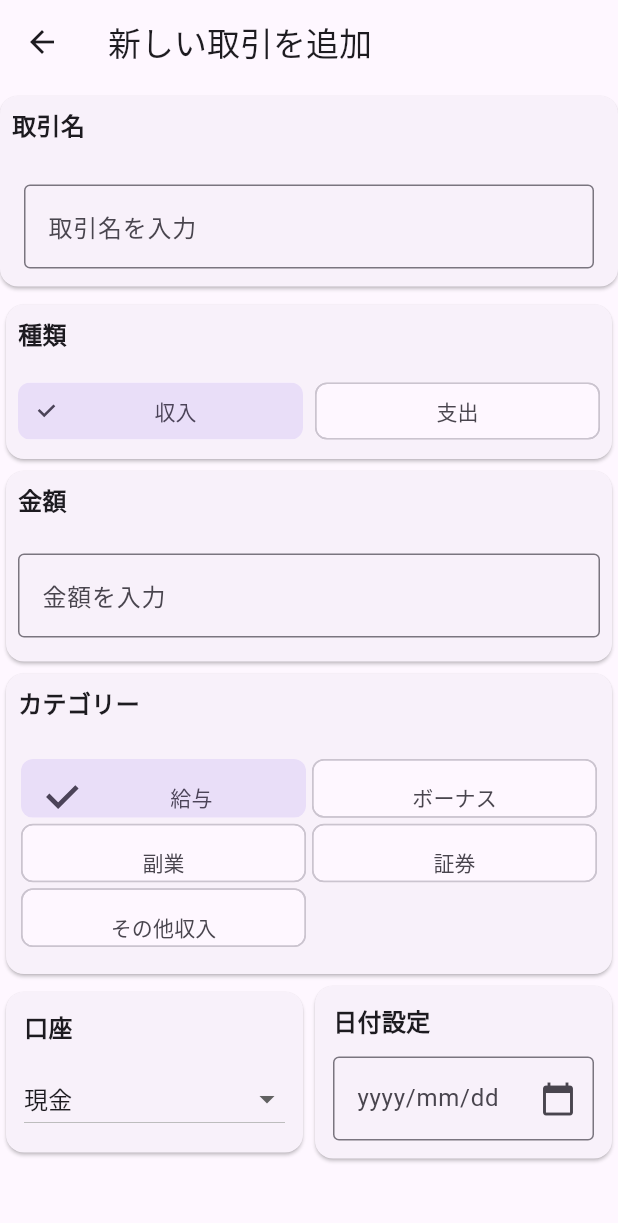
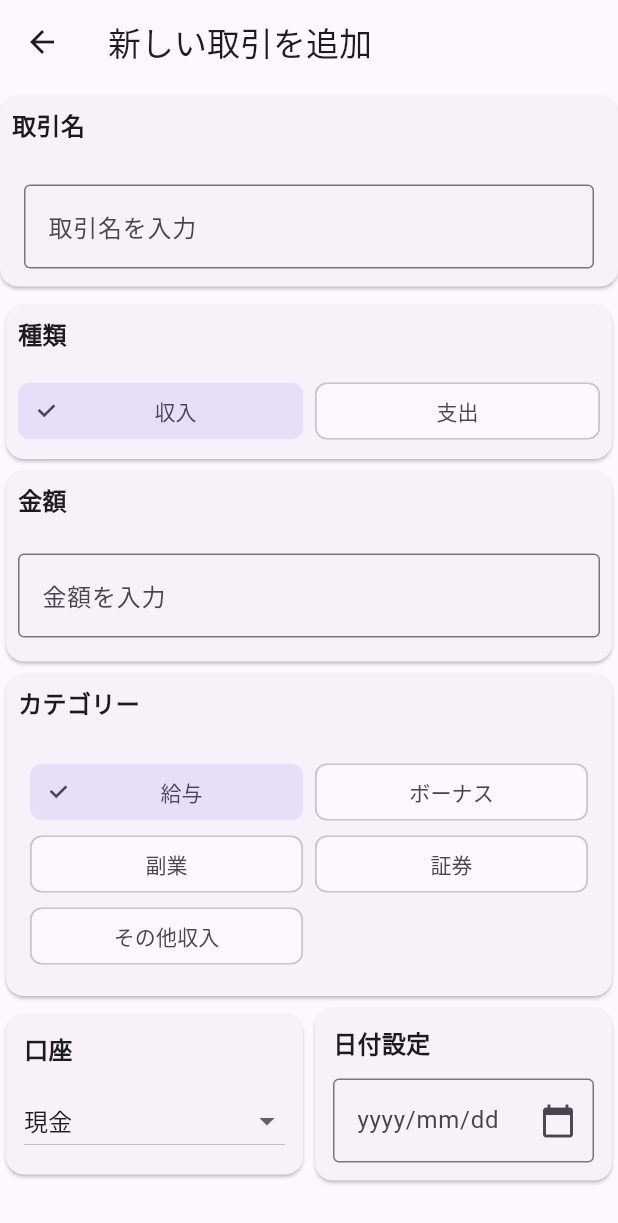
Before and after one commit to kyouga-ones/kakeibo, a Flutter app: the screen it shows after launch, after a tap on the "add" icon, on a phone screen of 412 x 824 dp. Shown: the top 1223 px of the screen. Run offline on Flutter 3.47's test engine with Material 3 defaults, Android fonts, the phone set to English and light mode, and no system bars; our stand-ins replace gap.

Commit message:
fix:task-004:カテゴリー選択の表示を中央寄せに修正

```diff
--- a/lib/features/add/widget/sub_category_card.dart
+++ b/lib/features/add/widget/sub_category_card.dart
@@ -36,26 +36,19 @@ class SubCategoryCard extends StatelessWidget {
           Gap(8),
           Padding(
             padding: const EdgeInsets.all(8.0),
-            child: GridView.count(
-              physics: NeverScrollableScrollPhysics(),
-              shrinkWrap: true,
-              crossAxisCount: 2,
-              childAspectRatio: 4.5 / 1,
-              children: subCategoryList.asMap().entries.map((category) {
-                return Padding(
-                  padding: const EdgeInsets.all(2.0),
+            child: Wrap(
+              spacing: 8.0,
+              children: subCategoryList.asMap().entries.map((entry) {
+                final index = entry.key;
+                final label = entry.value;
+
+                return SizedBox(
+                  width: MediaQuery.of(context).size.width / 2 - 24,
                   child: ChoiceChip(
-                    label: Center(
-                      child: Text(category.value),
-                    ),
-                    labelPadding: EdgeInsets.zero,
-                    visualDensity: VisualDensity(
-                      horizontal: 0,
-                      vertical: -2,
-                    ),
-                    selected: selectedIndex == category.key,
+                    label: Center(child: Text(label)),
+                    selected: selectedIndex == index,
                     onSelected: (bool selected) {
-                      onSelected(selected, category.key);
+                      onSelected(selected, index);
                     },
                   ),
                 );
```
